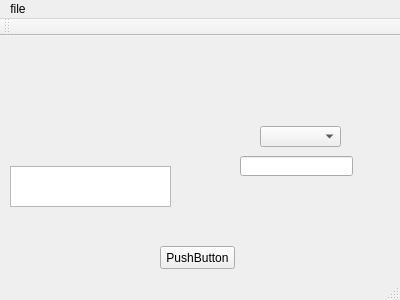
Before: the Qt Designer form mainwindow.ui in Freitag-fri/List, drawn with Qt 5.
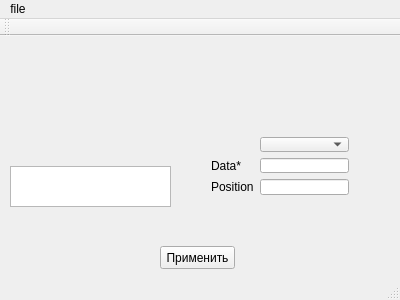
After: the same form once the commit is applied.

Diff of the .ui file:
```diff
--- a/mainwindow.ui
+++ b/mainwindow.ui
@@ -24,7 +24,7 @@
      </rect>
     </property>
     <property name="text">
-     <string>PushButton</string>
+     <string>Применить</string>
     </property>
    </widget>
    <widget class="QTextEdit" name="textEdit">
@@ -37,25 +37,59 @@
      </rect>
     </property>
    </widget>
-   <widget class="QComboBox" name="comboBox">
+   <widget class="QWidget" name="formLayoutWidget">
     <property name="geometry">
      <rect>
-      <x>260</x>
+      <x>200</x>
       <y>90</y>
-      <width>81</width>
-      <height>21</height>
+      <width>160</width>
+      <height>80</height>
      </rect>
     </property>
-   </widget>
-   <widget class="QLineEdit" name="lineEdit">
-    <property name="geometry">
-     <rect>
-      <x>240</x>
-      <y>120</y>
-      <width>113</width>
-      <height>20</height>
-     </rect>
-    </property>
+    <layout class="QFormLayout" name="formLayout">
+     <item row="0" column="1">
+      <widget class="QComboBox" name="comboBox"/>
+     </item>
+     <item row="2" column="1">
+      <widget class="QLineEdit" name="position">
+       <property name="cursor">
+        <cursorShape>IBeamCursor</cursorShape>
+       </property>
+       <property name="focusPolicy">
+        <enum>Qt::NoFocus</enum>
+       </property>
+       <property name="contextMenuPolicy">
+        <enum>Qt::DefaultContextMenu</enum>
+       </property>
+       <property name="layoutDirection">
+        <enum>Qt::LeftToRight</enum>
+       </property>
+       <property name="echoMode">
+        <enum>QLineEdit::Normal</enum>
+       </property>
+       <property name="cursorMoveStyle">
+        <enum>Qt::LogicalMoveStyle</enum>
+       </property>
+      </widget>
+     </item>
+     <item row="1" column="1">
+      <widget class="QLineEdit" name="lineEdit"/>
+     </item>
+     <item row="1" column="0">
+      <widget class="QLabel" name="label">
+       <property name="text">
+        <string>Data*</string>
+       </property>
+      </widget>
+     </item>
+     <item row="2" column="0">
+      <widget class="QLabel" name="label_2">
+       <property name="text">
+        <string>Position</string>
+       </property>
+      </widget>
+     </item>
+    </layout>
    </widget>
   </widget>
   <widget class="QMenuBar" name="menuBar">
```
Left out of the diff: 3 changed lines with no effect on the pictures.
